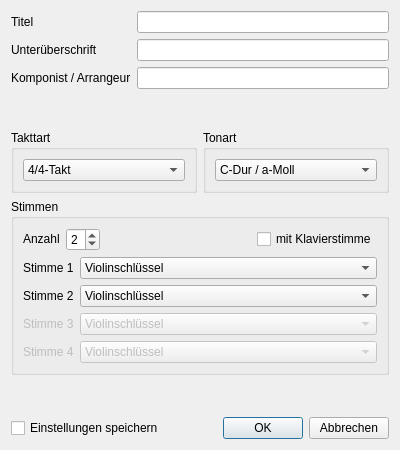
The window that src/pyqt5_designer_uis/new_document.ui (NO411/notensatz) describes before a commit, drawn with Qt 5.
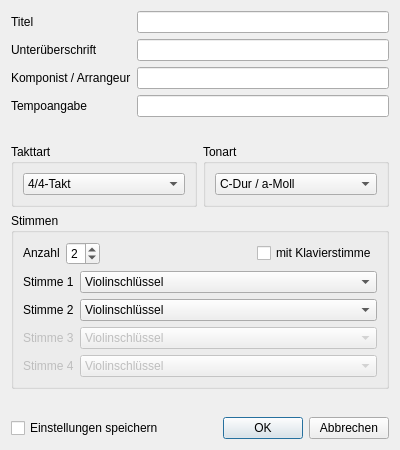
The same window after the commit. Icons and pictures are not drawn.

Commit message: add tempo text field (without note)

Patch:
```diff
--- a/src/pyqt5_designer_uis/new_document.ui
+++ b/src/pyqt5_designer_uis/new_document.ui
@@ -67,6 +67,13 @@
            </property>
           </widget>
          </item>
+         <item>
+          <widget class="QLabel" name="tempo_label">
+           <property name="text">
+            <string>Tempoangabe</string>
+           </property>
+          </widget>
+         </item>
         </layout>
        </item>
        <item>
@@ -87,6 +94,9 @@
          <item>
           <widget class="QLineEdit" name="composer_line_edit"/>
          </item>
+         <item>
+          <widget class="QLineEdit" name="tempo_line_edit"/>
+         </item>
         </layout>
        </item>
       </layout>
```
The commit also changes 8 other files.
